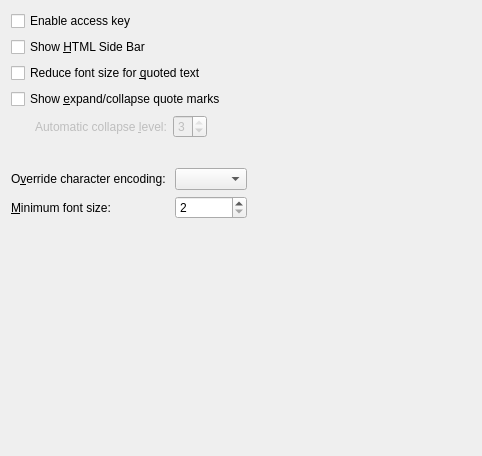
This is messageviewer/src/ui/settings.ui in KDE/messagelib as Qt 5 draws it before an edit. The edited form follows.
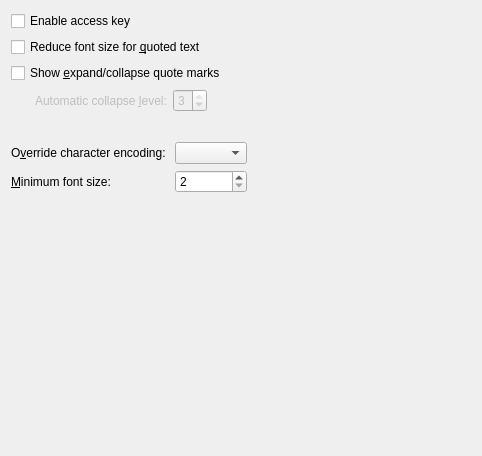
This is the edited form. Custom widgets are drawn as their Qt base class.

Commit message:
We don't have other method as statusbarhtml  for switching mode for the moment
=>show it all the time.
I will look at how I can change this feature in the future

```diff
--- a/messageviewer/src/ui/settings.ui
+++ b/messageviewer/src/ui/settings.ui
@@ -92,13 +92,6 @@
        </property>
       </widget>
      </item>
-     <item>
-      <widget class="QCheckBox" name="kcfg_showColorBar">
-       <property name="text">
-        <string>Show &amp;HTML Side Bar</string>
-       </property>
-      </widget>
-     </item>
      <item>
       <widget class="QCheckBox" name="kcfg_ShrinkQuotes">
        <property name="text">
```
Left out of the diff: 1 changed line with no effect on the pictures. The commit also changes 2 other files.
